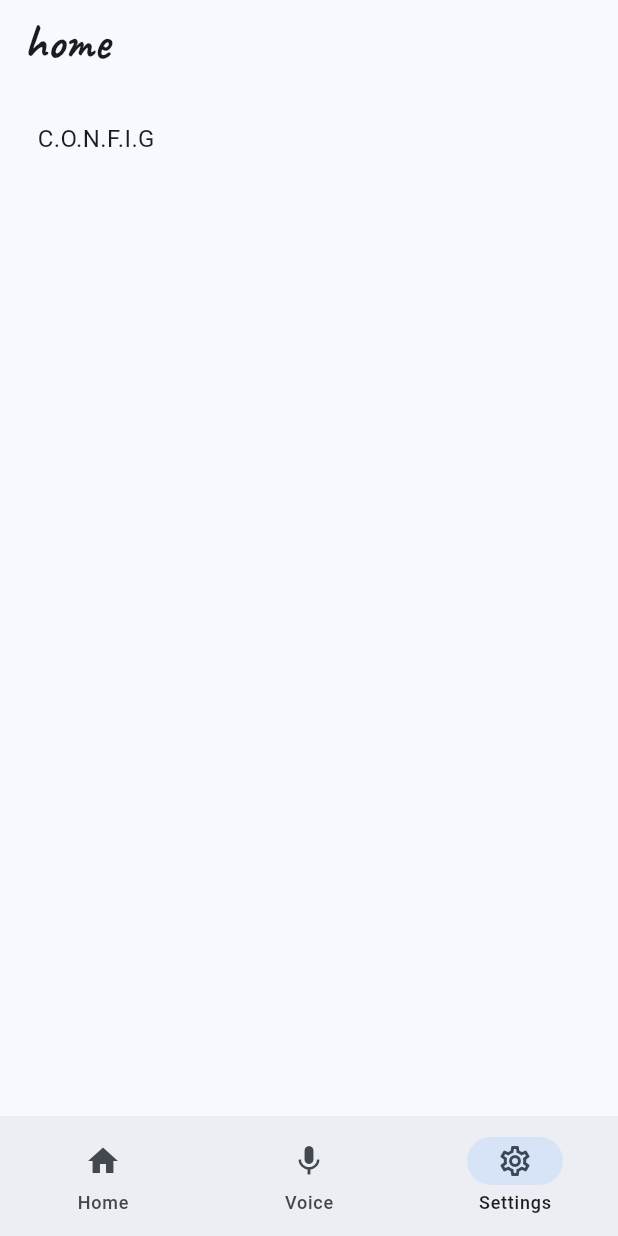
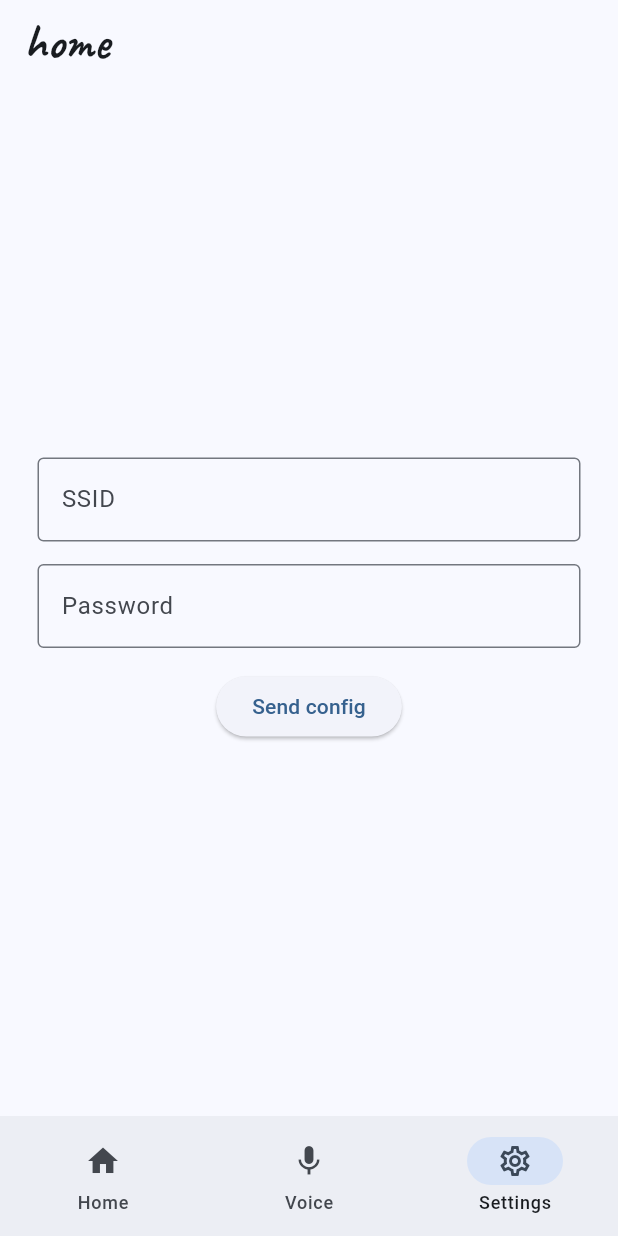
Before and after one commit to VenturaGZAAA/enlatadora_web, a Flutter app: the screen it shows after launch, item 3 of the bottom bar chosen, on a phone screen of 412 x 824 dp. Run offline on Flutter 3.47's test engine with Material 3 defaults, Android fonts, the light colour scheme and no system bars; our stand-ins replace flutter_dotenv, flutter_riverpod, google_fonts; missing offline and left inert: dart:html, mqtt_client; Roboto replaces fonts that are missing (Arima).

Commit message:
Implemented wifi config.

```diff
--- /dev/null
+++ b/lib/models/WifiData.dart
@@ -0,0 +1,16 @@
+import 'package:json_annotation/json_annotation.dart';
+
+part 'WifiData.g.dart';
+
+@JsonSerializable()
+class WiFiData {
+  const WiFiData({this.ssid = "", this.pass = "",this.startAP = false});
+  final String ssid;
+  final String pass;
+  final bool startAP;
+
+
+  factory WiFiData.fromJson(Map<String,dynamic> json) => _$WiFiDataFromJson(json);
+
+  Map<String,dynamic> toJson() => _$WiFiDataToJson(this);
+}
--- /dev/null
+++ b/lib/widgets/wifi_config_page.dart
@@ -0,0 +1,45 @@
+import 'package:flutter/material.dart';
+
+
+class WifiConfigPage extends StatelessWidget {
+  final TextEditingController _ssidControl;
+  final TextEditingController _passControl;
+
+  final void Function() _sendCallback;
+
+  const WifiConfigPage(this._ssidControl,this._passControl,this._sendCallback,{super.key});
+
+
+
+  @override
+  Widget build(BuildContext context) {
+    return Column(
+      mainAxisSize: MainAxisSize.min,
+      mainAxisAlignment: MainAxisAlignment.center,
+      crossAxisAlignment: CrossAxisAlignment.center,
+      children: [
+        TextField(
+          controller: _ssidControl,
+          decoration: InputDecoration(
+            labelText: "SSID",
+            border: OutlineInputBorder(),
+          ),
+        ),
+        SizedBox(height: 15),
+        TextField(
+          controller: _passControl,
+          decoration: InputDecoration(
+            labelText: "Password",
+            border: OutlineInputBorder(),
+          ),
+        ),
+        SizedBox(height: 15),
+        ElevatedButton(
+          onPressed: _sendCallback,
+          child: Text("Send config"),
+        ),
+      ],
+    );
+  }
+
+}
--- a/pubspec.yaml
+++ b/pubspec.yaml
@@ -12,8 +12,6 @@ environment:
 dependencies:
   flutter:
     sdk: flutter
-
-
   cupertino_icons: ^1.0.8
   mqtt_client: ^10.11.11
   record: ^7.1.1
@@ -21,9 +19,12 @@ dependencies:
   google_fonts: ^8.2.1
   flutter_riverpod: ^3.3.1
   provider: ^6.1.5+1
+  json_annotation: ^4.12.0
 dev_dependencies:
   flutter_test:
     sdk: flutter
+  build_runner: ^2.4.0
+  json_serializable: ^6.9.0
 
 
   flutter_lints: ^6.0.0
```
Also changed, not shown: lib/screens/home_page.dart (+129 -4 lines), lib/models/WifiData.g.dart (added), pubspec.lock, 2 other files.
